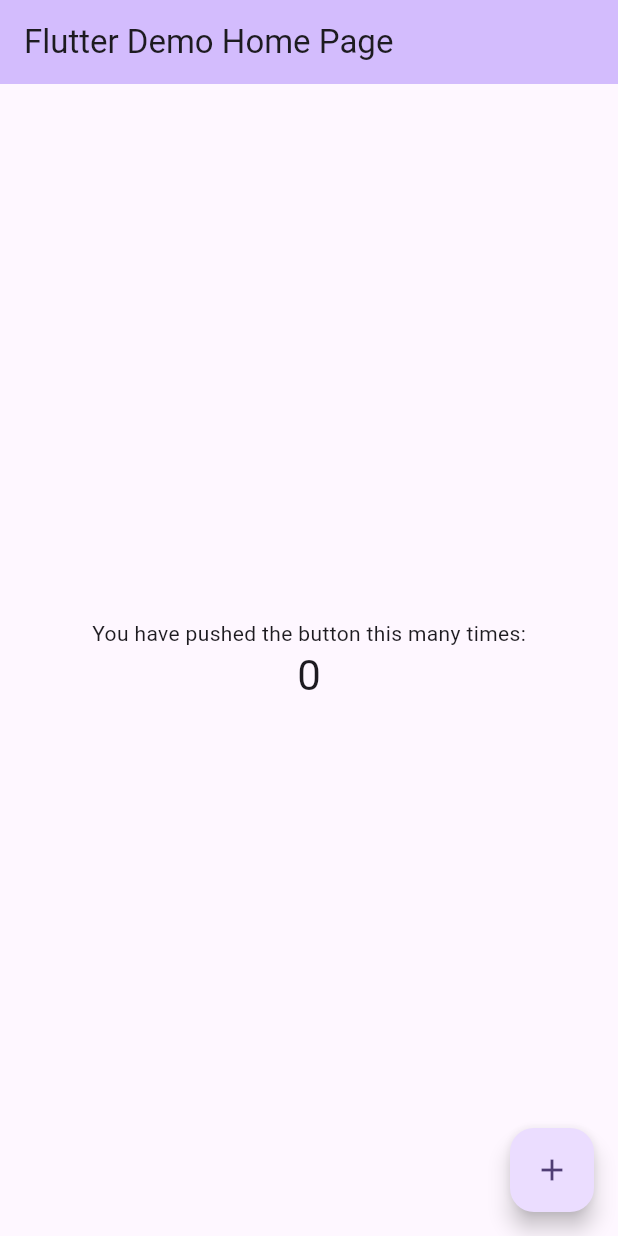
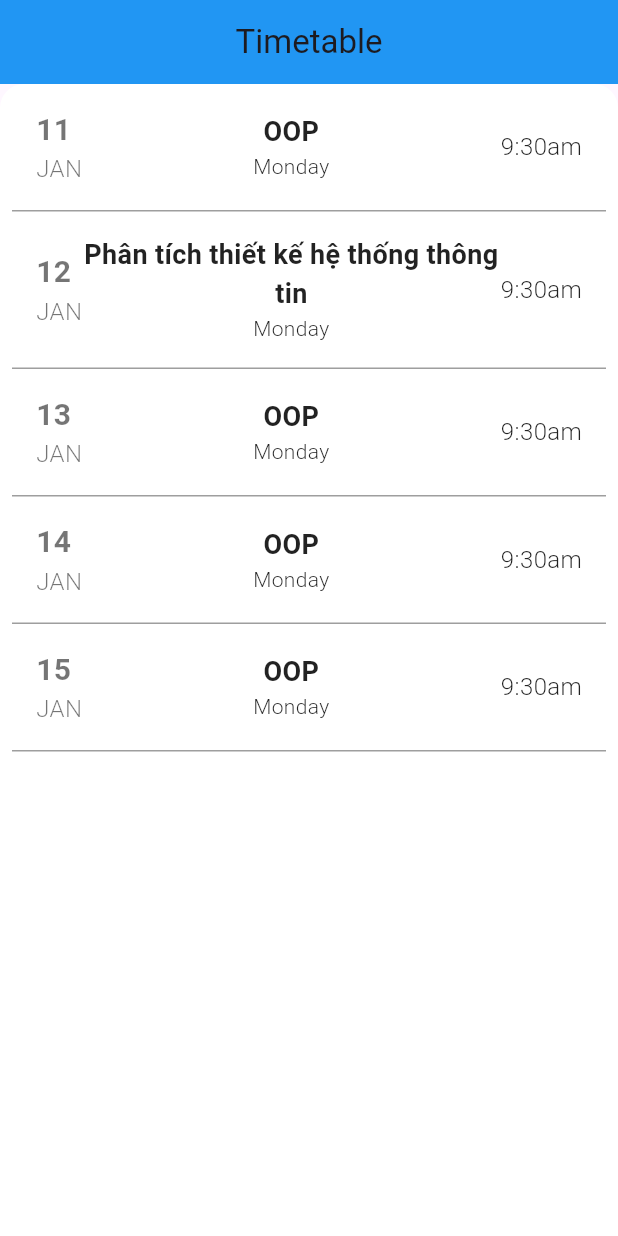
Before and after one commit to peach2003/AppScheduleFlutter, a Flutter app: the screen it shows after launch, on a phone screen of 412 x 824 dp. Run offline on Flutter 3.47's test engine with Material 3 defaults, Android fonts, the phone set to English and light mode, and no system bars.

Commit message:
add timetable
add  timetable screen and data

```diff
--- /dev/null
+++ b/app_schedule_flutter/lib/Timetable/timetable_data.dart
@@ -0,0 +1,21 @@
+class Timetable {
+  final int date;
+  final String monthName;
+  final String subjectName;
+  final String dayName;
+  final String time;
+
+  Timetable(this.date,
+      this.monthName,
+      this.subjectName,
+      this.dayName,
+      this.time);
+}
+
+List<Timetable> timetable = [
+  new Timetable(11, "JAN", "OOP", "Monday", "9:30am"),
+  new Timetable(12, "JAN", "Phân tích thiết kế hệ thống thông tin", "Monday", "9:30am"),
+  new Timetable(13, "JAN", "OOP", "Monday", "9:30am"),
+  new Timetable(14, "JAN", "OOP", "Monday", "9:30am"),
+  new Timetable(15, "JAN", "OOP", "Monday", "9:30am")
+];
--- /dev/null
+++ b/app_schedule_flutter/lib/Timetable/timetable_screen.dart
@@ -0,0 +1,120 @@
+
+import 'package:app_schedule_flutter/Timetable/timetable_data.dart';
+import 'package:flutter/material.dart';
+
+const double kDefaultPadding = 16.0;
+
+class TimetableScreen extends StatefulWidget {
+  const TimetableScreen({super.key});
+  static const String routename = 'Timetablescreen';
+
+  @override
+  State<TimetableScreen> createState() => _TimetableScreenState();
+}
+
+class _TimetableScreenState extends State<TimetableScreen> {
+  @override
+  Widget build(BuildContext context) {
+    return Scaffold(
+      appBar: AppBar(
+        title: Text('Timetable'),
+        centerTitle: true,
+        backgroundColor: Colors.blue,
+      ),
+      body: Column(
+        children: [
+          Expanded(
+            child: Container(
+              decoration: BoxDecoration(
+                borderRadius: BorderRadius.only(
+                  topLeft: Radius.circular(kDefaultPadding),
+                  topRight: Radius.circular(kDefaultPadding),
+                ),
+                color: Colors.white, // Thay đổi màu nền
+              ),
+              child: ListView.builder(
+                itemCount: timetable.length,
+                itemBuilder: (context, index) {
+                  return Container(
+                    width: MediaQuery.of(context).size.width,
+                    margin: EdgeInsets.symmetric(
+                        horizontal: kDefaultPadding / 2),
+                    padding: EdgeInsets.all(kDefaultPadding),
+                    decoration: BoxDecoration(
+                      border: Border(
+                        bottom: BorderSide(color: Colors.grey, width: 1),
+                      ),
+                    ),
+                    child: Row(
+                      mainAxisAlignment: MainAxisAlignment.spaceBetween,
+                      crossAxisAlignment: CrossAxisAlignment.center,
+                      children: [
+                        // Ngày và tháng
+                        Column(
+                          crossAxisAlignment: CrossAxisAlignment.start,
+                          children: [
+                            Text(
+                              timetable[index].date.toString(),
+                              style: TextStyle(
+                                  color: Colors.black54,
+                                  fontSize: 20.0,
+                                  fontWeight: FontWeight.bold),
+                            ),
+                            Text(
+                              timetable[index].monthName,
+                              style: TextStyle(
+                                  color: Colors.black54,
+                                  fontSize: 16.0,
+                                  fontWeight: FontWeight.w300),
+                            ),
+                          ],
+                        ),
+                        // Tên môn học
+                        Expanded(
+                          child: Column(
+                            crossAxisAlignment: CrossAxisAlignment.center,
+                            children: [
+                              Text(
+                                timetable[index].subjectName,
+                                style: TextStyle(
+                                    color: Colors.black87,
+                                    fontSize: 18.0,
+                                    fontWeight: FontWeight.bold),
+                                textAlign: TextAlign.center,
+                              ),
+                              Text(
+                                timetable[index].dayName,
+                                style: TextStyle(
+                                    color: Colors.black87,
+                                    fontSize: 14.0,
+                                    fontWeight: FontWeight.w300),
+                                textAlign: TextAlign.center,
+                              ),
+                            ],
+                          ),
+                        ),
+                        // Thời gian
+                        Column(
+                          crossAxisAlignment: CrossAxisAlignment.end,
+                          children: [
+                            Text(
+                              '${timetable[index].time}',
+                              style: TextStyle(
+                                  color: Colors.black87,
+                                  fontSize: 16.0,
+                                  fontWeight: FontWeight.w300),
+                            ),
+                          ],
+                        ),
+                      ],
+                    ),
+                  );
+                },
+              ),
+            ),
+          ),
+        ],
+      ),
+    );
+  }
+}
--- a/app_schedule_flutter/lib/main.dart
+++ b/app_schedule_flutter/lib/main.dart
@@ -1,3 +1,4 @@
+import 'package:app_schedule_flutter/Timetable/timetable_screen.dart';
 import 'package:flutter/material.dart';
 
 void main() {
@@ -31,7 +32,7 @@ class MyApp extends StatelessWidget {
         colorScheme: ColorScheme.fromSeed(seedColor: Colors.deepPurple),
         useMaterial3: true,
       ),
-      home: const MyHomePage(title: 'Flutter Demo Home Page'),
+      home: const TimetableScreen(),
     );
   }
 }
```
